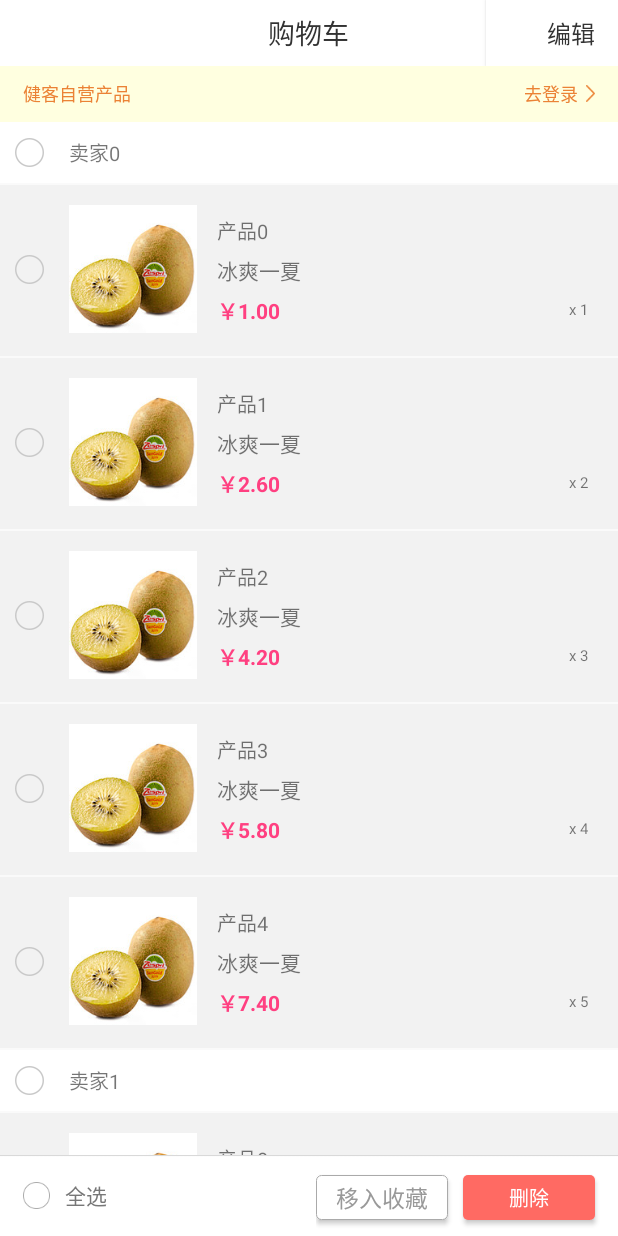
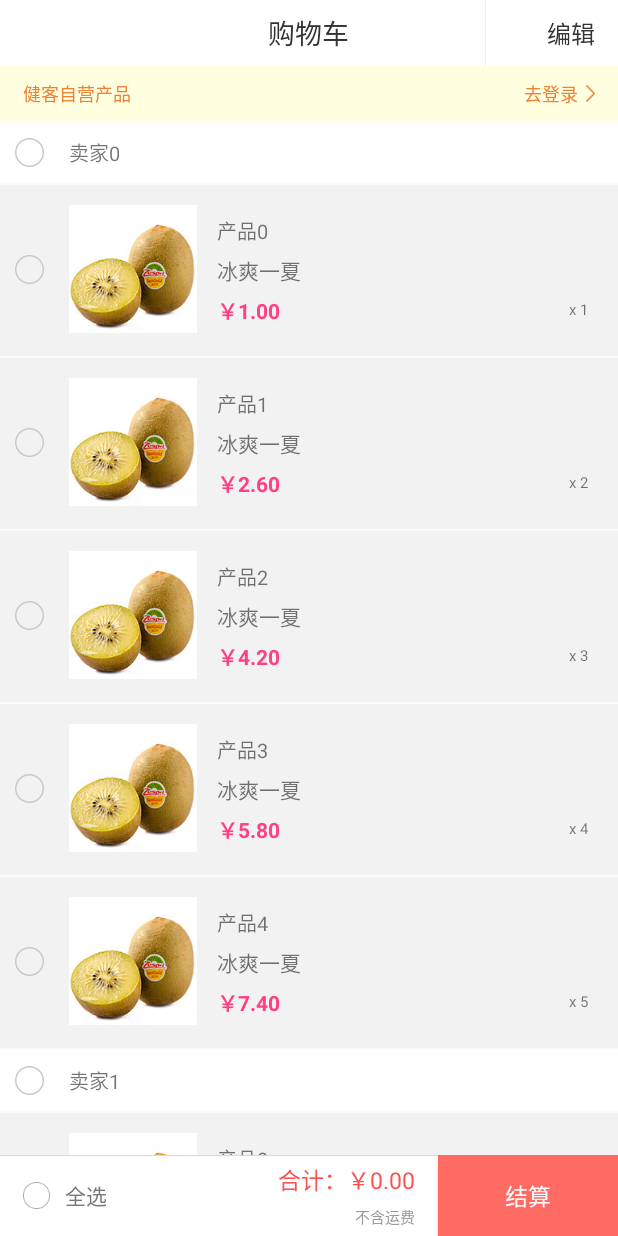
Before and after one commit to leibing8912/JkShoppingCart, an Android app: the screen it shows after launch (ShoppingCartActivity), on a phone screen of 412 x 824 dp. Run offline under Robolectric (Android 15) with nearby library versions, the phone set to English and light mode, and no system bars; our stand-ins replace ButterKnife.

Commit message:
Update_improve

```diff
--- a/app/src/main/res/layout/layout_shoppingcart_settle.xml
+++ b/app/src/main/res/layout/layout_shoppingcart_settle.xml
@@ -34,8 +34,7 @@
         android:layout_height="match_parent"
         android:orientation="horizontal"
         android:layout_alignParentRight="true"
-        android:gravity="center_vertical"
-        android:visibility="gone">
+        android:gravity="center_vertical">
         <LinearLayout
             android:layout_width="wrap_content"
             android:layout_height="wrap_content"
@@ -79,7 +78,8 @@
         android:gravity="center_vertical"
         android:layout_alignParentTop="true"
         android:layout_alignParentRight="true"
-        android:layout_alignParentEnd="true">
+        android:layout_alignParentEnd="true"
+        android:visibility="gone">
         <Button
             android:id="@+id/btn_collect"
             android:layout_marginRight="10dp"
```
